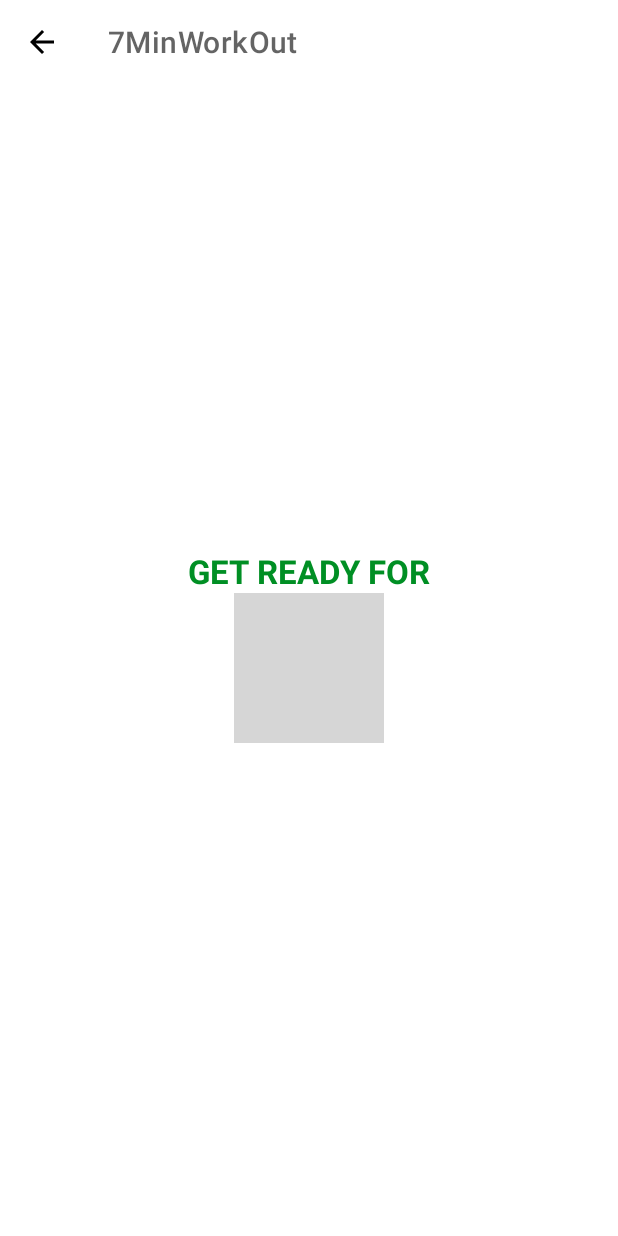
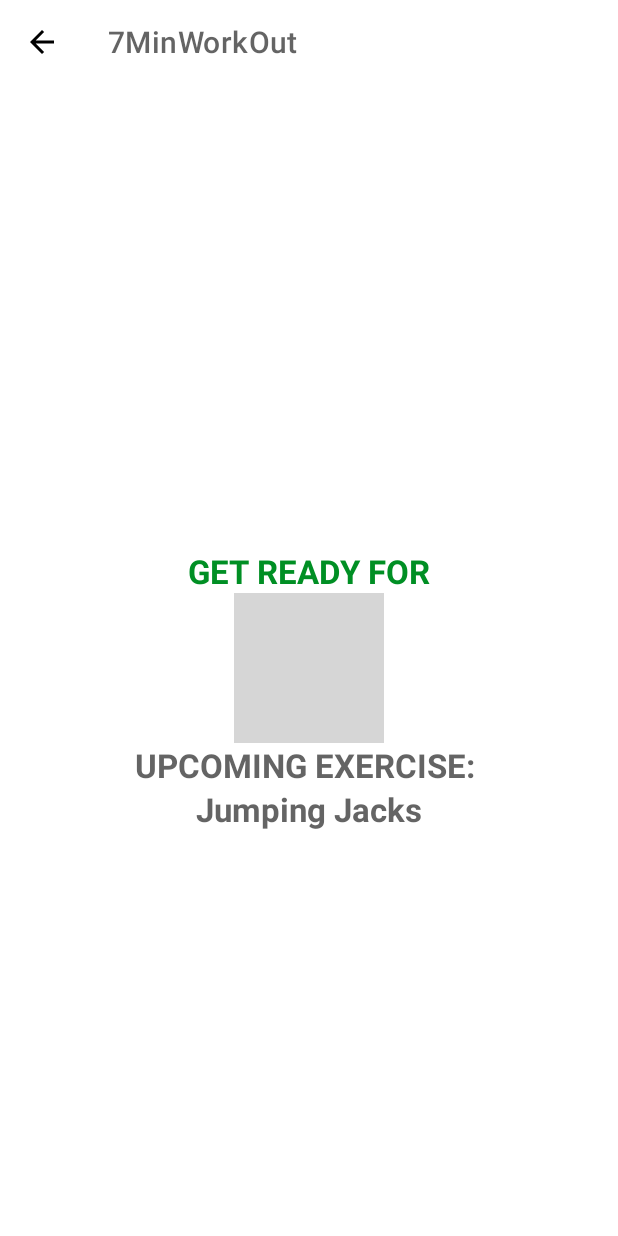
Before and after one commit to JARNBOY/7MinWorkOut, an Android app: the ExerciseActivity screen opened directly, with no data from a screen before it, on a phone screen of 412 x 824 dp. Run offline under Robolectric (Android 15) with nearby library versions, the phone set to English and light mode, and no system bars; grey boxes are pictures that could not be loaded.

Commit message:
[The Complete Android 12 & Kotlin Development Masterclass][Section 10: 7 Minute Workout App] 149. Adding the Upcoming Exercise Text To the restview (Reviewed by Papon S.)

```diff
--- a/app/src/main/java/com/example/a7minworkout/ExerciseActivity.kt
+++ b/app/src/main/java/com/example/a7minworkout/ExerciseActivity.kt
@@ -93,8 +93,15 @@
         binding?.tvExercise?.visibility = View.INVISIBLE
         binding?.flExercise?.visibility = View.INVISIBLE
         binding?.ivImage?.visibility = View.INVISIBLE
+        binding?.tvUpcomingLabel?.visibility = View.VISIBLE
+        binding?.tvUpcomingExerciseName?.visibility = View.VISIBLE
 
         stopRestTimer()
+
+        exerciseList?.let {
+            binding?.tvUpcomingExerciseName?.text = it[currentExercisePosition + 1].getName()
+        }
+
         setRestProgressbar()
     }
 
@@ -111,14 +118,15 @@
         binding?.tvExercise?.visibility = View.VISIBLE
         binding?.flExercise?.visibility = View.VISIBLE
         binding?.ivImage?.visibility = View.VISIBLE
+        binding?.tvUpcomingLabel?.visibility = View.INVISIBLE
+        binding?.tvUpcomingExerciseName?.visibility = View.INVISIBLE
 
         stopExerciseTimer()
+
         exerciseList?.let {
             binding?.ivImage?.setImageResource(it[currentExercisePosition].getImage())
             binding?.tvExercise?.text = it[currentExercisePosition].getName()
         }
-
-
 
         setExerciseProgressbar()
     }
--- a/app/src/main/res/layout/activity_exercise.xml
+++ b/app/src/main/res/layout/activity_exercise.xml
@@ -72,6 +72,34 @@
         </LinearLayout>
     </FrameLayout>
 
+    <TextView
+        android:id="@+id/tvUpcomingLabel"
+        android:layout_width="wrap_content"
+        android:layout_height="wrap_content"
+        android:text="UPCOMING EXERCISE: "
+        android:textSize="22sp"
+        android:textColor="@color/colorPrimary"
+        android:textStyle="bold"
+        android:visibility="gone"
+        tools:visibility="visible"
+        app:layout_constraintTop_toBottomOf="@id/flRest"
+        app:layout_constraintBottom_toTopOf="@id/tvUpcomingExerciseName"
+        app:layout_constraintEnd_toEndOf="parent"
+        app:layout_constraintStart_toStartOf="parent"/>
+
+    <TextView
+        android:id="@+id/tvUpcomingExerciseName"
+        android:layout_width="wrap_content"
+        android:layout_height="wrap_content"
+        android:textSize="22sp"
+        android:textColor="@color/colorPrimary"
+        android:textStyle="bold"
+        android:visibility="gone"
+        tools:visibility="visible"
+        app:layout_constraintTop_toBottomOf="@id/tvUpcomingLabel"
+        app:layout_constraintEnd_toEndOf="parent"
+        app:layout_constraintStart_toStartOf="parent"/>
+
     <ImageView
         android:id="@+id/ivImage"
         android:layout_width="match_parent"
```
